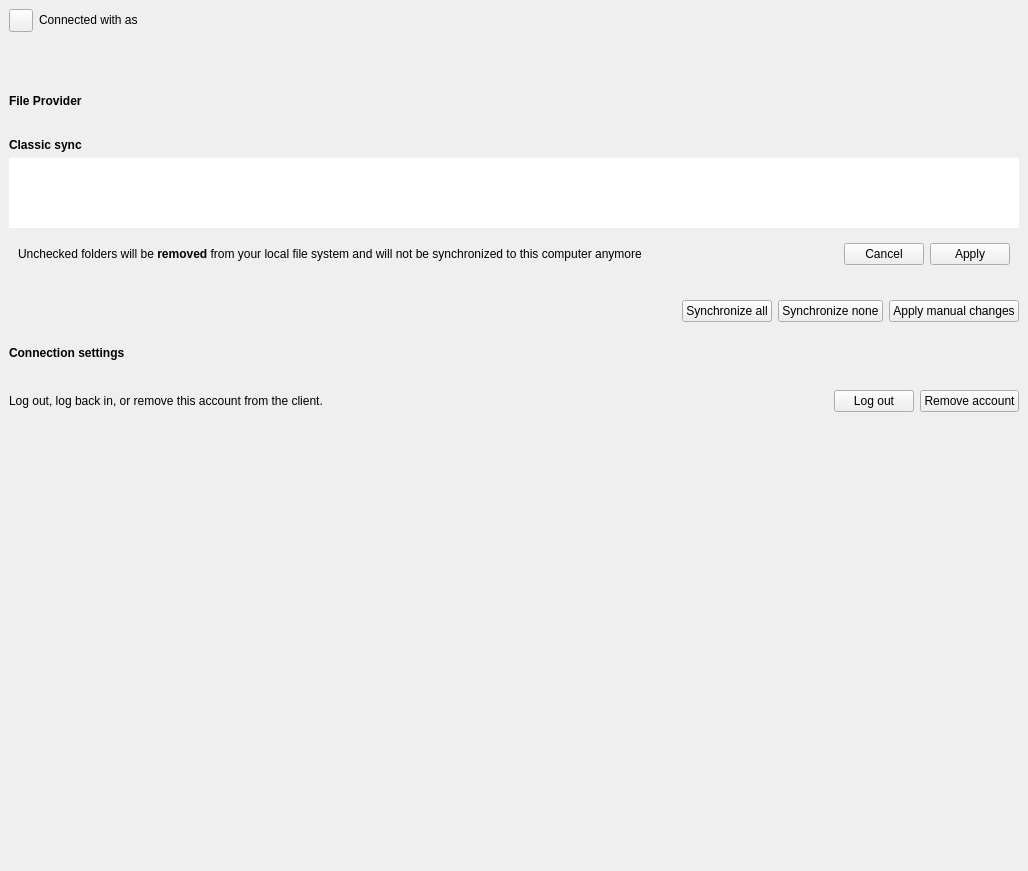
Old version of the form src/gui/accountsettings.ui in the repository nextcloud/desktop.
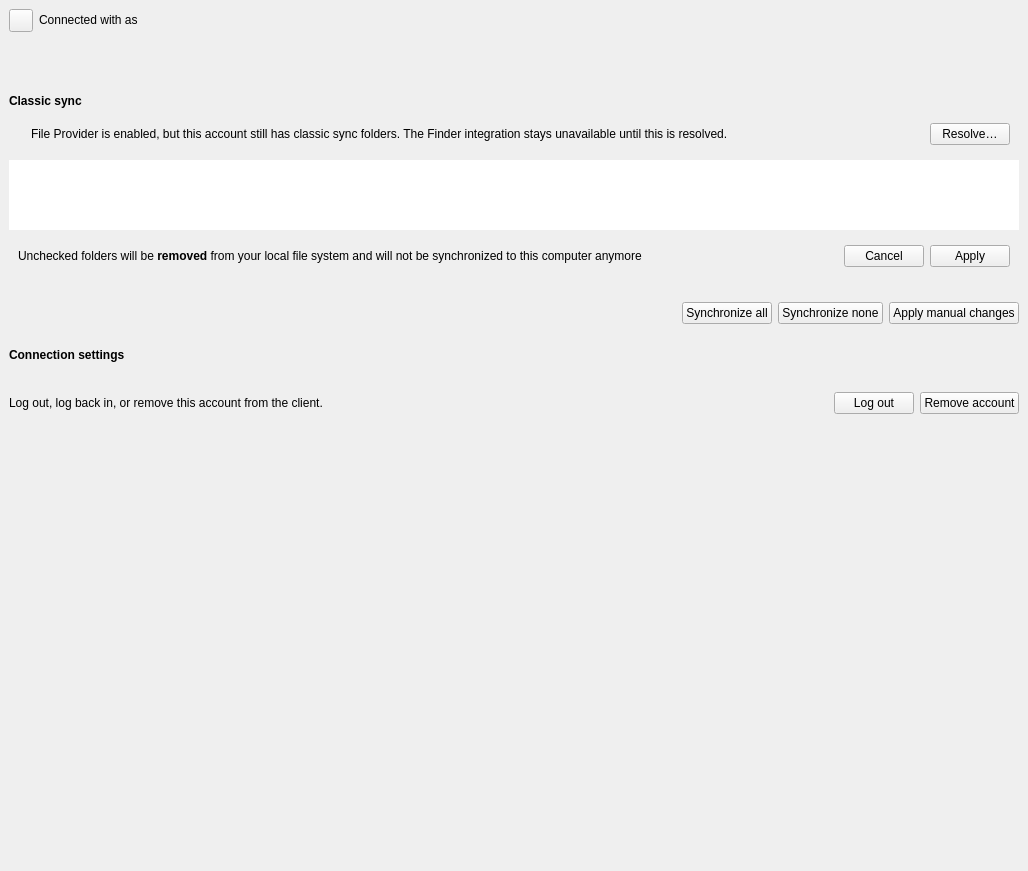
New version of the form. Custom widgets are drawn as their Qt base class.

Commit message: feat(macOS): Improved file provider switch user experience

```diff
--- a/src/gui/accountsettings.ui
+++ b/src/gui/accountsettings.ui
@@ -133,46 +133,6 @@
      </layout>
     </widget>
    </item>
-   <item>
-    <widget class="QFrame" name="fileProviderPanel">
-     <property name="sizePolicy">
-      <sizepolicy hsizetype="Preferred" vsizetype="Minimum">
-       <horstretch>0</horstretch>
-       <verstretch>0</verstretch>
-      </sizepolicy>
-     </property>
-     <property name="frameShape">
-      <enum>QFrame::Shape::NoFrame</enum>
-     </property>
-     <layout class="QVBoxLayout" name="fileProviderPanelLayout">
-      <property name="sizeConstraint">
-       <enum>QLayout::SizeConstraint::SetDefaultConstraint</enum>
-      </property>
-      <item>
-       <widget class="QLabel" name="fileProviderPanelTitle">
-        <property name="font">
-         <font>
-          <bold>true</bold>
-         </font>
-        </property>
-        <property name="text">
-         <string>File Provider</string>
-        </property>
-       </widget>
-      </item>
-      <item>
-       <widget class="QWidget" name="fileProviderPanelContents" native="true">
-        <property name="sizePolicy">
-         <sizepolicy hsizetype="Preferred" vsizetype="Preferred">
-          <horstretch>0</horstretch>
-          <verstretch>0</verstretch>
-         </sizepolicy>
-        </property>
-       </widget>
-      </item>
-     </layout>
-    </widget>
-   </item>
    <item>
     <widget class="QFrame" name="syncFoldersPanel">
      <property name="sizePolicy">
@@ -206,6 +166,60 @@
         </property>
        </widget>
       </item>
+      <item>
+       <widget class="QWidget" name="fileProviderConflictBanner" native="true">
+        <property name="visible">
+         <bool>false</bool>
+        </property>
+        <layout class="QHBoxLayout" name="fileProviderConflictBannerLayout">
+         <item>
+          <widget class="QLabel" name="fileProviderConflictBannerIcon">
+           <property name="sizePolicy">
+            <sizepolicy hsizetype="Fixed" vsizetype="Fixed">
+             <horstretch>0</horstretch>
+             <verstretch>0</verstretch>
+            </sizepolicy>
+           </property>
+           <property name="text">
+            <string/>
+           </property>
+           <property name="alignment">
+            <set>Qt::AlignmentFlag::AlignHCenter|Qt::AlignmentFlag::AlignTop</set>
+           </property>
+          </widget>
+         </item>
+         <item>
+          <widget class="QLabel" name="fileProviderConflictBannerLabel">
+           <property name="sizePolicy">
+            <sizepolicy hsizetype="MinimumExpanding" vsizetype="Preferred">
+             <horstretch>0</horstretch>
+             <verstretch>0</verstretch>
+            </sizepolicy>
+           </property>
+           <property name="text">
+            <string>File Provider is enabled, but this account still has classic sync folders. The Finder integration stays unavailable until this is resolved.</string>
+           </property>
+           <property name="wordWrap">
+            <bool>true</bool>
+           </property>
+          </widget>
+         </item>
+         <item>
+          <widget class="QPushButton" name="fileProviderConflictResolveButton">
+           <property name="sizePolicy">
+            <sizepolicy hsizetype="Maximum" vsizetype="Fixed">
+             <horstretch>0</horstretch>
+             <verstretch>0</verstretch>
+            </sizepolicy>
+           </property>
+           <property name="text">
+            <string>Resolve…</string>
+           </property>
+          </widget>
+         </item>
+        </layout>
+       </widget>
+      </item>
       <item>
        <widget class="QWidget" name="syncFoldersPanelContents" native="true">
         <property name="sizePolicy">
```
The commit also changes 22 other files.
